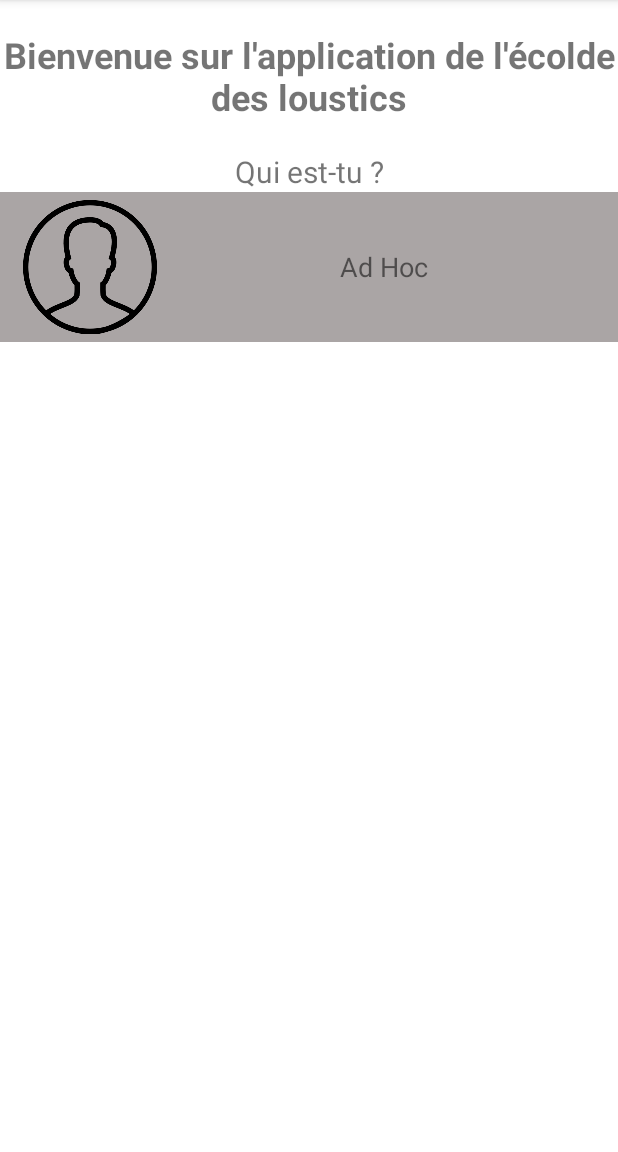
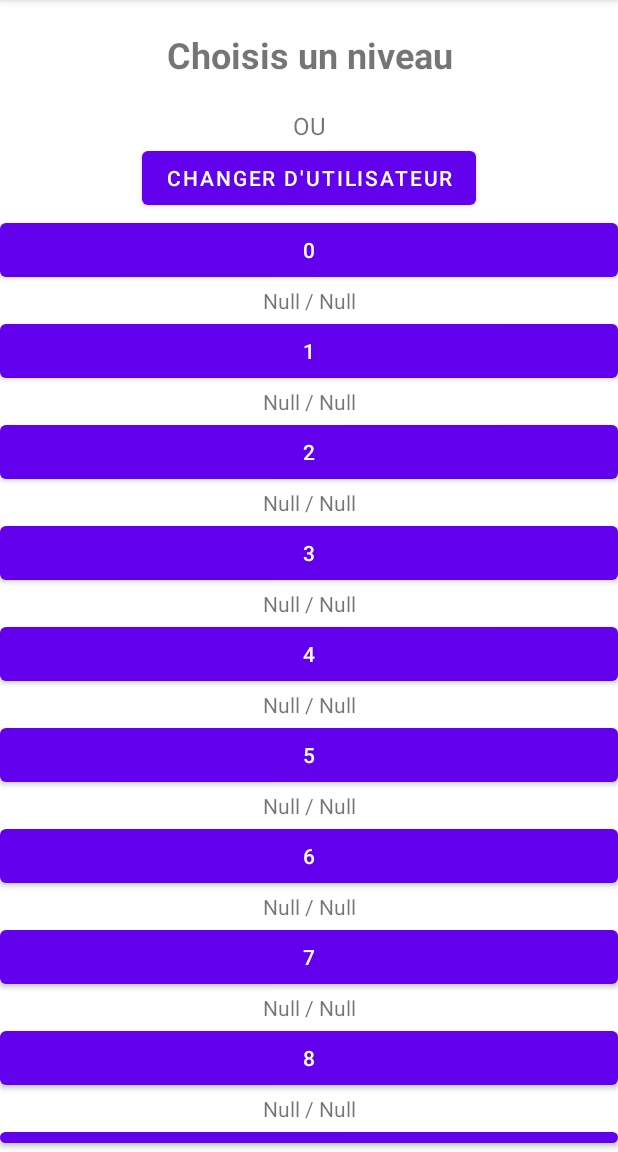
Before and after one commit to JorisMARTIN/IUT2-Android-Project, an Android app: the screen it shows after launch (MainActivity before the commit, LevelSelect after it), after a tap on "Ad Hoc", on a phone screen of 412 x 824 dp, the part 84-1236 px from its top. Run offline under Robolectric (Android 15) with nearby library versions, the phone set to English and light mode, and no system bars.

Commit message:
Beginnings of LevelSelect Activity

```diff
--- a/APP/app/src/main/AndroidManifest.xml
+++ b/APP/app/src/main/AndroidManifest.xml
@@ -9,6 +9,7 @@
         android:roundIcon="@mipmap/ic_launcher_round"
         android:supportsRtl="true"
         android:theme="@style/Theme.LécoleDesLoustics">
+        <activity android:name=".LevelSelect"></activity>
         <activity android:name=".MainActivity">
             <intent-filter>
                 <action android:name="android.intent.action.MAIN" />
--- /dev/null
+++ b/APP/app/src/main/java/fr/nezanmartin/lecoledesloustics/LevelSelect.java
@@ -0,0 +1,31 @@
+package fr.nezanmartin.lecoledesloustics;
+
+import androidx.appcompat.app.AppCompatActivity;
+
+import android.os.Bundle;
+import android.view.LayoutInflater;
+import android.widget.Button;
+import android.widget.LinearLayout;
+
+public class LevelSelect extends AppCompatActivity {
+
+    @Override
+    protected void onCreate(Bundle savedInstanceState) {
+        super.onCreate(savedInstanceState);
+        setContentView(R.layout.activity_level_select);
+
+        LayoutInflater inflater = getLayoutInflater();
+
+        LinearLayout levelSelectArea = findViewById(R.id.level_select_area);
+
+
+        for (int i = 0; i < 10; i++) {
+            LinearLayout level_button = (LinearLayout) inflater.inflate(R.layout.component_level_button, null);
+
+            Button level_button_button = level_button.findViewById(R.id.level_button_button);
+            level_button_button.setText(String.valueOf(i));
+
+            levelSelectArea.addView(level_button);
+        }
+    }
+}
--- a/APP/app/src/main/java/fr/nezanmartin/lecoledesloustics/MainActivity.java
+++ b/APP/app/src/main/java/fr/nezanmartin/lecoledesloustics/MainActivity.java
@@ -2,6 +2,7 @@ package fr.nezanmartin.lecoledesloustics;
 
 import androidx.appcompat.app.AppCompatActivity;
 
+import android.content.Intent;
 import android.os.Bundle;
 import android.view.View;
 import android.widget.LinearLayout;
@@ -26,9 +27,8 @@ public class MainActivity extends AppCompatActivity {
         this.account.setOnClickListener(new View.OnClickListener() {
             @Override
             public void onClick(View v) {
-                /* TODO
-                Create intent with save of current user
-                 */
+                Intent intent = new Intent(MainActivity.this, LevelSelect.class);
+                startActivity(intent);
             }
         });
     }
--- /dev/null
+++ b/APP/app/src/main/res/layout/activity_level_select.xml
@@ -0,0 +1,40 @@
+<?xml version="1.0" encoding="utf-8"?>
+<LinearLayout xmlns:android="http://schemas.android.com/apk/res/android"
+    xmlns:app="http://schemas.android.com/apk/res-auto"
+    xmlns:tools="http://schemas.android.com/tools"
+    android:layout_width="match_parent"
+    android:layout_height="match_parent"
+    android:orientation="vertical"
+    tools:context=".LevelSelect">
+
+    <TextView
+        android:layout_width="match_parent"
+        android:layout_height="wrap_content"
+        android:fontFamily="sans-serif"
+        android:gravity="center"
+        android:paddingTop="20dp"
+        android:paddingBottom="20dp"
+        android:text="@string/levelSelectActWelcomeMessage"
+        android:textSize="24sp"
+        android:textStyle="bold" />
+
+    <TextView
+        android:layout_width="match_parent"
+        android:layout_height="wrap_content"
+        android:text="OU"
+        android:textSize="16sp"
+        android:gravity="center" />
+
+    <Button
+        android:layout_width="wrap_content"
+        android:layout_height="wrap_content"
+        android:layout_gravity="center"
+        android:text="@string/levelSelectActChangeUser" />
+
+    <LinearLayout
+        android:id="@+id/level_select_area"
+        android:layout_width="match_parent"
+        android:layout_height="match_parent"
+        android:orientation="vertical">
+    </LinearLayout>
+</LinearLayout>
--- /dev/null
+++ b/APP/app/src/main/res/layout/component_level_button.xml
@@ -0,0 +1,20 @@
+<?xml version="1.0" encoding="utf-8"?>
+<!-- Un bouton qui permet de choisir une partie (affiche le score actuel) -->
+<LinearLayout xmlns:android="http://schemas.android.com/apk/res/android"
+    android:layout_width="wrap_content"
+    android:layout_height="wrap_content"
+    android:orientation="vertical">
+
+    <Button
+        android:id="@+id/level_button_button"
+        android:layout_width="match_parent"
+        android:layout_height="wrap_content"
+        android:text="-1" />
+
+    <TextView
+        android:id="@+id/level_button_score"
+        android:layout_width="match_parent"
+        android:layout_height="wrap_content"
+        android:gravity="center"
+        android:text="Null / Null" />
+</LinearLayout>
--- a/APP/app/src/main/res/values/strings.xml
+++ b/APP/app/src/main/res/values/strings.xml
@@ -1,5 +1,8 @@
 <resources>
     <string name="app_name">L\'école des loustics</string>
-    <string name="mainActWelcomMessage">Bienvenue sur l\'application de l\'écolde des loustics</string>
+    <string name="mainActWelcomMessage">Bienvenue sur l\'application de l\'école des loustics</string>
     <string name="MainActWhoMessage">Qui est-tu ?</string>
+    <string name="levelSelectActWelcomeMessage">Choisis un niveau</string>
+    <string name="levelSelectActChangeUser">Changer d\'utilisateur</string>
+
 </resources>
```
